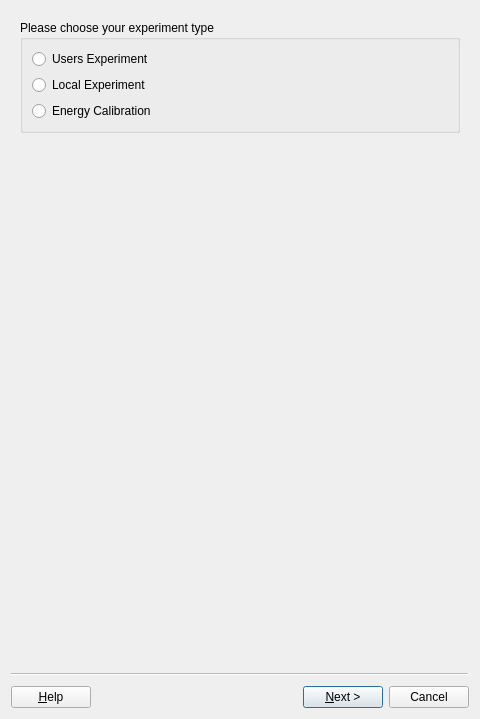
This is UI/DAQ_Tool/MS/wizard.ui in SESAME-Synchrotron/MS-XPD-ScanTool as Qt 5 draws it before an edit. The edited form follows.
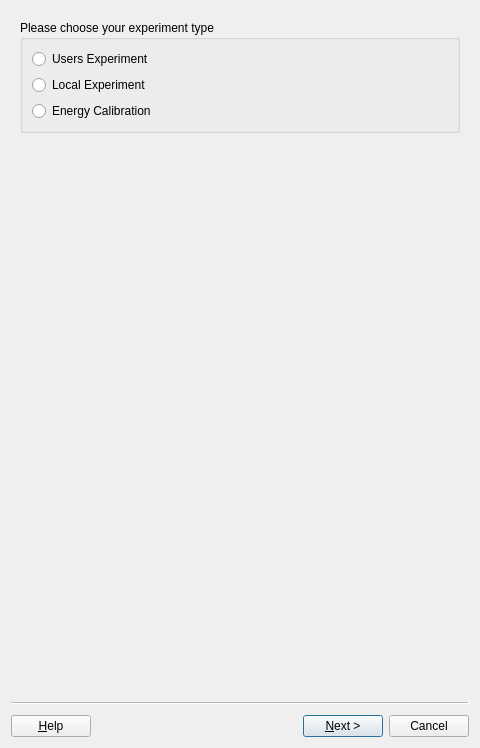
This is the edited form. Custom widgets are drawn as their Qt base class.

Patch:
```diff
--- a/UI/DAQ_Tool/MS/wizard.ui
+++ b/UI/DAQ_Tool/MS/wizard.ui
@@ -13,7 +13,7 @@
     <x>0</x>
     <y>0</y>
     <width>480</width>
-    <height>719</height>
+    <height>748</height>
    </rect>
   </property>
   <property name="cursor">
```
Left out of the diff: 1055 changed lines with no effect on the pictures.
